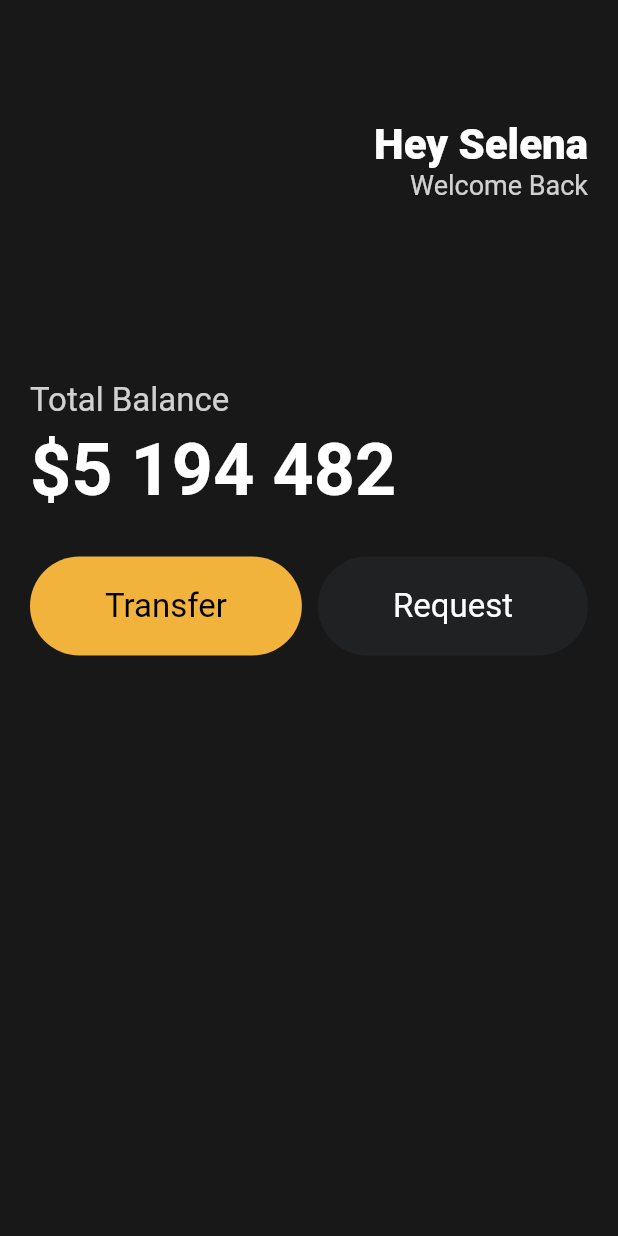
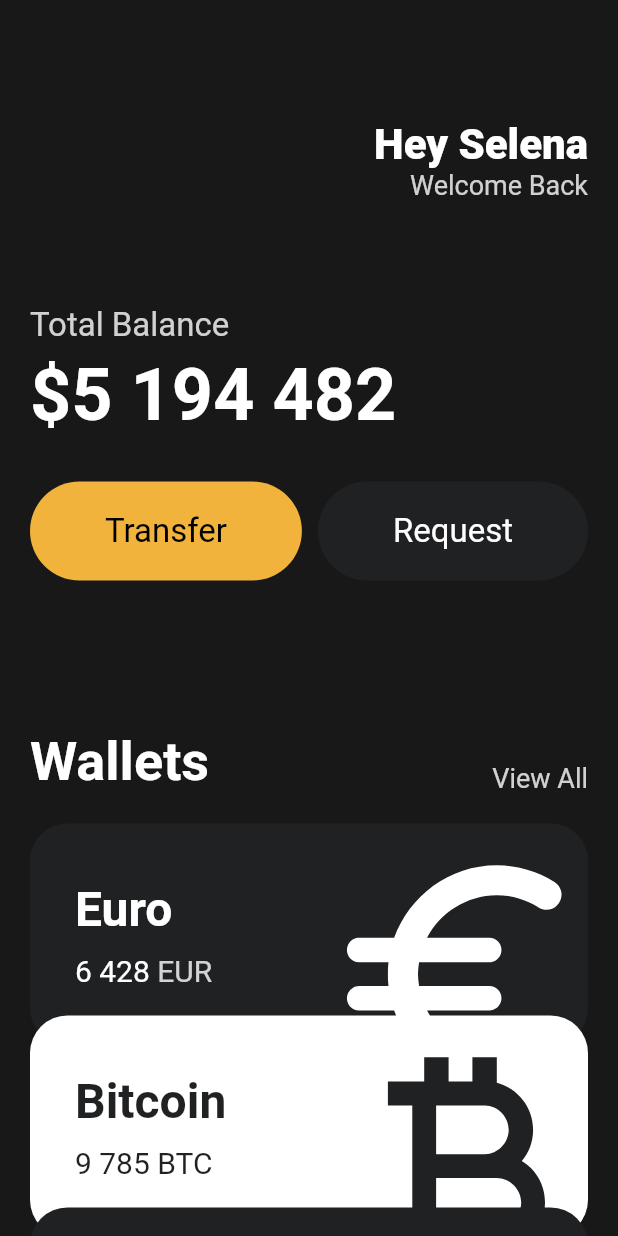
Before and after one commit to greenlemonkp/flutter_practiceUI, a Flutter app: the screen it shows after launch, on a phone screen of 412 x 824 dp. Run offline on Flutter 3.47's test engine with Material 2 defaults, Android fonts, the phone set to English and light mode, and no system bars.

Commit message:
Add resuable cards for currency

```diff
--- a/lib/main.dart
+++ b/lib/main.dart
@@ -1,5 +1,6 @@
 import 'package:flutter/material.dart';
 import 'package:toonflix/widgets/button.dart';
+import 'package:toonflix/widgets/currency_card.dart';
 
 void main() {
   runApp(const App());
@@ -13,7 +14,8 @@ class App extends StatelessWidget {
     return MaterialApp(
       home: Scaffold(
           backgroundColor: const Color(0xFF181818),
-          body: Padding(
+          body: SingleChildScrollView(
+            child: Padding(
                 padding: const EdgeInsets.symmetric(horizontal: 20),
                 child: Column(
                   crossAxisAlignment: CrossAxisAlignment.start,
@@ -45,7 +47,7 @@ class App extends StatelessWidget {
                       ],
                     ),
                     const SizedBox(
-                    height: 120,
+                      height: 70,
                     ),
                     Text(
                       'Total Balance',
@@ -68,9 +70,10 @@ class App extends StatelessWidget {
                     const SizedBox(
                       height: 30,
                     ),
-                  const Row(
+                    // ignore: prefer_const_constructors
+                    Row(
                       mainAxisAlignment: MainAxisAlignment.spaceBetween,
-                    children: [
+                      children: const [
                         Button(
                             text: 'Transfer',
                             bgColor: Color(0xFFF1B33B),
@@ -80,9 +83,61 @@ class App extends StatelessWidget {
                             bgColor: Color(0xFF1F2123),
                             textColor: Colors.white),
                       ],
-                  )
+                    ),
+                    const SizedBox(
+                      height: 100,
+                    ),
+                    Row(
+                      crossAxisAlignment: CrossAxisAlignment.end,
+                      mainAxisAlignment: MainAxisAlignment.spaceBetween,
+                      children: [
+                        const Text(
+                          'Wallets',
+                          style: TextStyle(
+                            color: Colors.white,
+                            fontSize: 36,
+                            fontWeight: FontWeight.w600,
+                          ),
+                        ),
+                        Text(
+                          'View All',
+                          style: TextStyle(
+                              color: Colors.white.withOpacity(0.8),
+                              fontSize: 18),
+                        ),
                       ],
-              ))),
+                    ),
+                    const SizedBox(
+                      height: 20,
+                    ),
+                    const CurrencyCard(
+                      name: 'Euro',
+                      code: 'EUR',
+                      amount: '6 428',
+                      icon: Icons.euro_rounded,
+                      isInverted: false,
+                    ),
+                    Transform.translate(
+                        offset: const Offset(0, -20),
+                        child: const CurrencyCard(
+                          name: 'Bitcoin',
+                          code: 'BTC',
+                          amount: '9 785',
+                          icon: Icons.currency_bitcoin,
+                          isInverted: true,
+                        )),
+                    Transform.translate(
+                      offset: const Offset(0, -40),
+                      child: const CurrencyCard(
+                          name: 'Dollar',
+                          code: 'USD',
+                          amount: '1000',
+                          icon: Icons.attach_money_outlined,
+                          isInverted: false),
+                    ),
+                  ],
+                )),
+          )),
     );
   }
 }
--- /dev/null
+++ b/lib/widgets/currency_card.dart
@@ -0,0 +1,91 @@
+import 'package:flutter/material.dart';
+
+class CurrencyCard extends StatelessWidget {
+  final String name, code, amount;
+  final IconData icon;
+  final bool isInverted;
+  final _blackColor = const Color(0xFF1F2123);
+
+  const CurrencyCard({
+    super.key,
+    required this.name,
+    required this.code,
+    required this.amount,
+    required this.icon,
+    required this.isInverted,
+  });
+
+  @override
+  Widget build(BuildContext context) {
+    return Container(
+      clipBehavior: Clip.hardEdge,
+      decoration: BoxDecoration(
+        color: isInverted ? Colors.white : _blackColor,
+        borderRadius: BorderRadius.circular(25),
+      ),
+      child: Padding(
+        padding: const EdgeInsets.all(
+          30,
+        ),
+        child: Row(
+          mainAxisAlignment: MainAxisAlignment.spaceBetween,
+          children: [
+            Column(
+              crossAxisAlignment: CrossAxisAlignment.start,
+              children: [
+                Text(
+                  name,
+                  style: TextStyle(
+                    color: isInverted ? _blackColor : Colors.white,
+                    fontSize: 32,
+                    fontWeight: FontWeight.w600,
+                  ),
+                ),
+                const SizedBox(
+                  height: 10,
+                ),
+                Row(
+                  children: [
+                    Text(
+                      amount,
+                      style: TextStyle(
+                        color: isInverted ? _blackColor : Colors.white,
+                        fontSize: 20,
+                      ),
+                    ),
+                    const SizedBox(
+                      width: 5,
+                    ),
+                    Text(
+                      code,
+                      style: TextStyle(
+                        color: isInverted
+                            ? _blackColor
+                            : Colors.white.withOpacity(0.8),
+                        fontSize: 20,
+                      ),
+                    ),
+                  ],
+                )
+              ],
+            ),
+            Transform.scale(
+              scale: 2.2,
+              child: Transform.translate(
+                offset: const Offset(
+                  -5,
+                  12,
+                ),
+                child: Icon(
+                  icon,
+                  color: isInverted ? _blackColor : Colors.white,
+                  size: 88,
+                ),
+              ),
+            )
+          ],
+        ),
+      ),
+    );
+  }
+}
```
Lines whose indentation alone changed are shown as unchanged.
